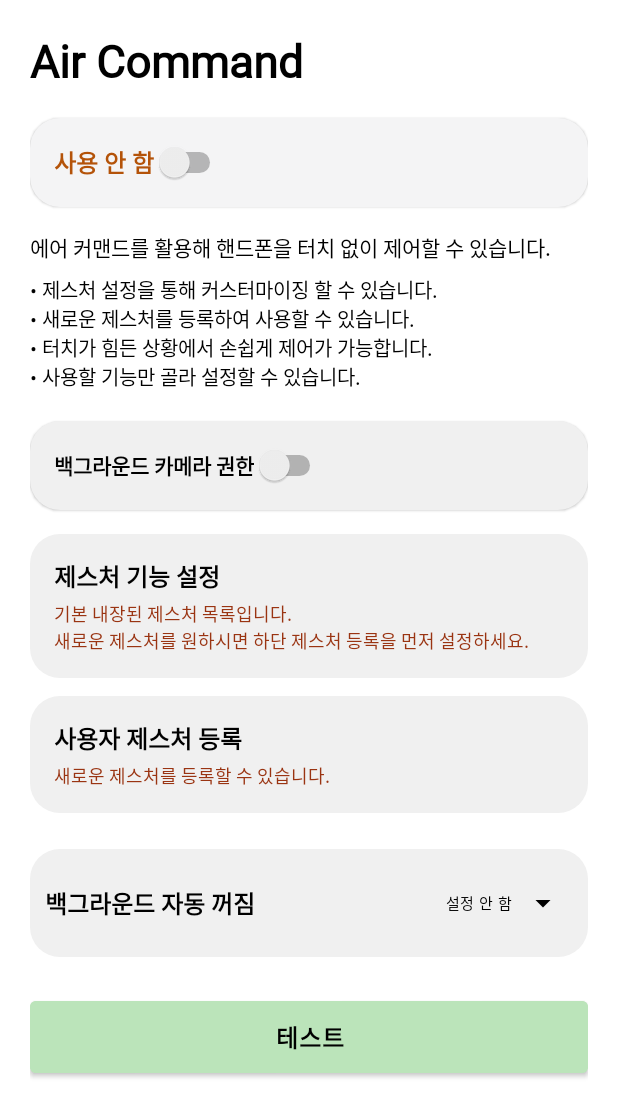
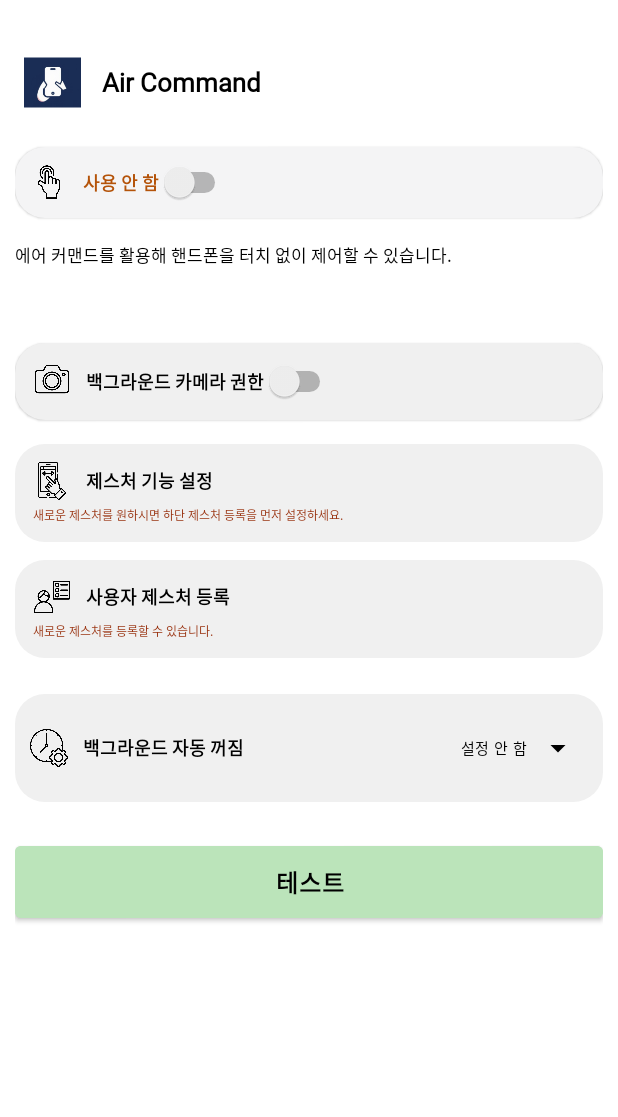
Before and after one commit to sangwoo4/gesture, an Android app built with Jetpack Compose: the AirCommandFragment screen opened through its navigation route, on a phone screen of 412 x 824 dp. Shown: the top 1117 px of the screen. Run offline under Robolectric (Android 15) with nearby library versions, the phone set to English and light mode, and no system bars; Roboto replaces fonts that are not available here.

Commit message:
add menu icon & modify textSize

```diff
--- a/android/app/src/main/res/layout/fragment_air_command.xml
+++ b/android/app/src/main/res/layout/fragment_air_command.xml
@@ -2,13 +2,31 @@
 <ScrollView xmlns:android="http://schemas.android.com/apk/res/android"
 android:layout_width="match_parent"
 android:layout_height="match_parent"
+android:paddingTop="20dp"
 android:background="#FFFFFF">
 
 <LinearLayout
-    android:padding="20dp"
+    android:padding="10dp"
     android:orientation="vertical"
     android:layout_width="match_parent"
     android:layout_height="wrap_content" >
+
+    <!-- 앱 로고 + 타이틀 한 줄로 묶기 -->
+    <LinearLayout
+        android:layout_width="wrap_content"
+        android:layout_height="wrap_content"
+        android:orientation="horizontal"
+        android:gravity="center"
+        android:paddingBottom="10dp">
+
+        <!-- 앱 로고 -->
+        <ImageView
+            android:id="@+id/ivLogo"
+            android:layout_width="50dp"
+            android:layout_height="50dp"
+            android:src="@mipmap/ic_launcher_foreground"
+            android:adjustViewBounds="true"
+            android:layout_marginEnd="8dp"/>
 
         <!-- 타이틀 -->
         <TextView
@@ -16,9 +34,10 @@
             android:layout_height="wrap_content"
             android:text="Air Command"
             android:textColor="@color/black"
-        android:textSize="30sp"
-        android:textStyle="bold"
-        android:paddingBottom="10dp"/>
+            android:textSize="17sp"
+            android:textStyle="bold"/>
+    </LinearLayout>
+
 
     <!-- 사용 중 섹션 -->
     <LinearLayout
@@ -26,7 +45,7 @@
         android:layout_height="wrap_content"
         android:background="@drawable/rounded_box"
         android:orientation="horizontal"
-        android:padding="16dp"
+        android:padding="10dp"
         android:gravity="center_vertical"
         android:layout_marginBottom="16dp"
         android:backgroundTint="#F4F4F5"
@@ -34,12 +53,18 @@
         android:elevation="1dp"
         android:layout_marginTop="8dp">
 
+        <ImageView
+            android:layout_width="25dp"
+            android:layout_height="25dp"
+            android:src="@drawable/gestureicon"
+            android:layout_marginEnd="10dp" />
+
         <TextView
             android:id="@+id/tvUseStatus"
             android:layout_width="wrap_content"
             android:layout_height="wrap_content"
             android:text="사용 안 함"
-            android:textSize="16sp"
+            android:textSize="12sp"
             android:textColor="#B45309"
             android:textStyle="bold"/>
 
@@ -55,15 +80,15 @@
         android:layout_height="wrap_content"
         android:text="에어 커맨드를 활용해 핸드폰을 터치 없이 제어할 수 있습니다."
         android:textColor="@color/black"
-        android:textSize="14sp"
-        android:paddingBottom="8dp"/>
+        android:textSize="11sp"
+        android:paddingBottom="50dp"/>
 
-    <TextView android:layout_width="wrap_content"
-        android:layout_height="wrap_content"
-        android:text="• 제스처 설정을 통해 커스터마이징 할 수 있습니다.\n• 새로운 제스처를 등록하여 사용할 수 있습니다.\n• 터치가 힘든 상황에서 손쉽게 제어가 가능합니다.\n• 사용할 기능만 골라 설정할 수 있습니다."
-        android:textSize="13sp"
-        android:textColor="@color/black"
-        android:paddingBottom="20dp"/>
+<!--    <TextView android:layout_width="wrap_content"-->
+<!--        android:layout_height="wrap_content"-->
+<!--        android:text="• 제스처 설정을 통해 커스터마이징 할 수 있습니다.\n• 새로운 제스처를 등록하여 사용할 수 있습니다.\n• 터치가 힘든 상황에서 손쉽게 제어가 가능합니다.\n• 사용할 기능만 골라 설정할 수 있습니다."-->
+<!--        android:textSize="8sp"-->
+<!--        android:textColor="@color/black"-->
+<!--        android:paddingBottom="20dp"/>-->
 
     <!-- 카메라 권한 섹션 -->
     <LinearLayout
@@ -71,18 +96,24 @@
         android:layout_height="wrap_content"
         android:background="@drawable/rounded_box"
         android:orientation="horizontal"
-        android:padding="16dp"
+        android:padding="12dp"
         android:gravity="center_vertical"
         android:layout_marginBottom="16dp"
         android:clipToPadding="false"
         android:elevation="1dp">
+
+        <ImageView
+            android:layout_width="25dp"
+            android:layout_height="25dp"
+            android:src="@drawable/cameraicon"
+            android:layout_marginEnd="10dp" />
 
         <TextView
             android:layout_width="wrap_content"
             android:layout_height="wrap_content"
             android:text="백그라운드 카메라 권한"
             android:textColor="@color/black"
-            android:textSize="14sp"
+            android:textSize="12sp"
             android:textStyle="bold"/>
 
         <Switch
@@ -98,11 +129,25 @@
         android:layout_height="wrap_content"
         android:background="@drawable/rounded_box"
         android:orientation="vertical"
-        android:padding="16dp"
+        android:padding="12dp"
         android:layout_marginBottom="12dp"
         android:clickable="true"
         android:focusable="true"
         android:foreground="?attr/selectableItemBackground">
+
+        <!-- 아이콘 + 타이틀 수평 정렬 -->
+        <LinearLayout
+            android:layout_width="wrap_content"
+            android:layout_height="wrap_content"
+            android:orientation="horizontal"
+            android:gravity="center_vertical"
+            android:layout_marginBottom="4dp">
+
+            <ImageView
+                android:layout_width="25dp"
+                android:layout_height="25dp"
+                android:src="@drawable/controlicon"
+                android:layout_marginEnd="10dp" />
 
             <TextView
                 android:layout_width="wrap_content"
@@ -110,16 +155,19 @@
                 android:text="제스처 기능 설정"
                 android:textColor="@color/black"
                 android:textStyle="bold"
-            android:textSize="16sp"
-            android:paddingBottom="4dp" />
+                android:textSize="12sp" />
+        </LinearLayout>
 
+
+        <!-- 설명 텍스트 -->
         <TextView
             android:layout_width="wrap_content"
             android:layout_height="wrap_content"
-            android:text="기본 내장된 제스처 목록입니다.\n새로운 제스처를 원하시면 하단 제스처 등록을 먼저 설정하세요."
-            android:textSize="12sp"
+            android:text="새로운 제스처를 원하시면 하단 제스처 등록을 먼저 설정하세요."
+            android:textSize="8sp"
             android:textColor="#9A3412" />
     </LinearLayout>
+
 
     <!-- 사용자 제스처 등록 -->
     <LinearLayout
@@ -128,11 +176,25 @@
         android:layout_height="wrap_content"
         android:background="@drawable/rounded_box"
         android:orientation="vertical"
-        android:padding="16dp"
+        android:padding="12dp"
         android:layout_marginBottom="16dp"
         android:clickable="true"
         android:focusable="true"
         android:foreground="?attr/selectableItemBackground">
+
+        <!-- 아이콘 + 타이틀 한 줄로 묶기 -->
+        <LinearLayout
+            android:layout_width="wrap_content"
+            android:layout_height="wrap_content"
+            android:orientation="horizontal"
+            android:gravity="center_vertical"
+            android:layout_marginBottom="4dp">
+
+            <ImageView
+                android:layout_width="25dp"
+                android:layout_height="25dp"
+                android:src="@drawable/usericon"
+                android:layout_marginEnd="10dp" />
 
             <TextView
                 android:layout_width="wrap_content"
@@ -140,17 +202,17 @@
                 android:text="사용자 제스처 등록"
                 android:textColor="@color/black"
                 android:textStyle="bold"
-            android:textSize="16sp"
-            android:paddingBottom="4dp" />
+                android:textSize="12sp" />
+        </LinearLayout>
 
+        <!-- 설명 텍스트 -->
         <TextView
             android:layout_width="wrap_content"
             android:layout_height="wrap_content"
             android:text="새로운 제스처를 등록할 수 있습니다."
-            android:textSize="12sp"
+            android:textSize="8sp"
             android:textColor="#9A3412" />
     </LinearLayout>
-
 
     <LinearLayout
         android:layout_width="match_parent"
@@ -162,13 +224,19 @@
         android:gravity="center_vertical"
         android:layout_marginTop="8dp">
 
+        <ImageView
+            android:layout_width="25dp"
+            android:layout_height="25dp"
+            android:src="@drawable/timericon"
+            android:layout_marginEnd="10dp" />
+
         <TextView
             android:layout_width="0dp"
             android:layout_height="wrap_content"
             android:text="백그라운드 자동 꺼짐"
             android:textColor="@color/black"
             android:textStyle="bold"
-            android:textSize="16sp"
+            android:textSize="12sp"
             android:layout_weight="1"/>
 
         <Button
--- a/android/app/src/main/res/layout/fragment_gesture_setting.xml
+++ b/android/app/src/main/res/layout/fragment_gesture_setting.xml
@@ -24,7 +24,7 @@
         android:layout_width="0dp"
         android:layout_height="wrap_content"
         android:text="제스처 기능 설정"
-        android:textSize="20sp"
+        android:textSize="17sp"
         android:textStyle="bold"
         android:textColor="@android:color/black"
         app:layout_constraintStart_toEndOf="@id/backButton"
@@ -52,7 +52,7 @@
         android:layout_width="0dp"
         android:layout_height="wrap_content"
         android:text="오프라인 상태에서 사용할 제스처를 골라주세요."
-        android:textSize="17sp"
+        android:textSize="8sp"
         android:textColor="#777777"
         app:layout_constraintTop_toBottomOf="@id/titleText"
         app:layout_constraintStart_toStartOf="parent"
@@ -67,7 +67,7 @@
         android:text="제스처 목록"
         android:textColor="@color/black"
         android:textStyle="bold"
-        android:textSize="22sp"
+        android:textSize="13sp"
         app:layout_constraintTop_toBottomOf="@id/descriptionText"
         app:layout_constraintStart_toStartOf="parent"
         android:layout_marginTop="16dp" />
@@ -91,7 +91,7 @@
             android:layout_weight="1"
             android:text="보 제스처"
             android:textColor="@color/black"
-            android:textSize="20sp" />
+            android:textSize="12sp" />
 
         <Spinner
             android:id="@+id/spinnerPaper"
@@ -122,7 +122,7 @@
             android:layout_weight="1"
             android:text="주먹 제스처"
             android:textColor="@color/black"
-            android:textSize="20sp" />
+            android:textSize="12sp" />
 
         <Spinner
             android:id="@+id/spinnerRock"
@@ -153,7 +153,7 @@
             android:layout_weight="1"
             android:text="가위 제스처"
             android:textColor="@color/black"
-            android:textSize="20sp" />
+            android:textSize="12sp" />
 
         <Spinner
             android:id="@+id/spinnerScissors"
@@ -184,7 +184,7 @@
             android:layout_weight="1"
             android:text="하나 제스처"
             android:textColor="@color/black"
-            android:textSize="20sp" />
+            android:textSize="12sp" />
 
         <Spinner
             android:id="@+id/spinnerOne"
--- a/android/app/src/main/res/values/styles.xml
+++ b/android/app/src/main/res/values/styles.xml
@@ -15,5 +15,4 @@
         <item name="android:textSize">10sp</item> <!-- 원하는 크기 -->
     </style>
 
-
 </resources>
```
Also changed, not shown: android/app/src/main/res/drawable/cameraicon.png (added), android/app/src/main/res/drawable/controlicon.png (added), android/app/src/main/res/drawable/gestureicon.png (added), android/app/src/main/res/drawable/timericon.png (added), android/app/src/main/res/drawable/usericon.png (added). Lines whose indentation alone changed are shown as unchanged.
